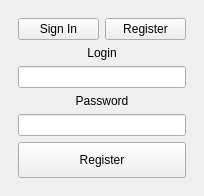
This is src/mainwindow.ui in Qweyke/InfSec_PasswordGuiClient as Qt 5 draws it before an edit. The edited form follows.
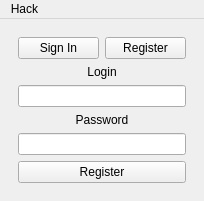
This is the edited form. The open tabs and pages were chosen to show the change.

The edit to the form file:
```diff
--- a/src/mainwindow.ui
+++ b/src/mainwindow.ui
@@ -205,6 +205,34 @@
     </item>
    </layout>
   </widget>
+  <widget class="QMenuBar" name="menuBar">
+   <property name="geometry">
+    <rect>
+     <x>0</x>
+     <y>0</y>
+     <width>204</width>
+     <height>21</height>
+    </rect>
+   </property>
+   <widget class="QMenu" name="hackMenu">
+    <property name="title">
+     <string>Hack</string>
+    </property>
+    <addaction name="checkStrengthAction"/>
+    <addaction name="bruteLoginAction"/>
+   </widget>
+   <addaction name="hackMenu"/>
+  </widget>
+  <action name="checkStrengthAction">
+   <property name="text">
+    <string>Check pass strength</string>
+   </property>
+  </action>
+  <action name="bruteLoginAction">
+   <property name="text">
+    <string>Brute for login</string>
+   </property>
+  </action>
  </widget>
  <resources/>
  <connections/>
```
Left out of the diff: 2 changed lines with no effect on the pictures.
